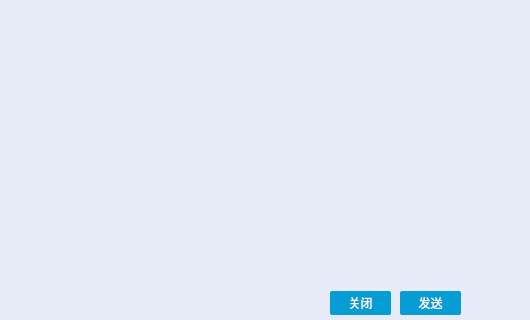
ZhangShurong/Qt_IM, file CV_Client/src/ui/chat.ui: the form before one commit; both pictures show x 0 to 530 and y 269 to 589 of the 629 by 589 pixel window.
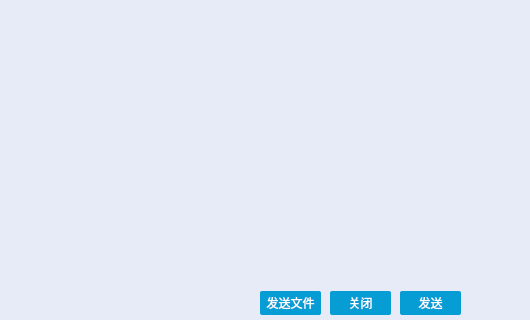
The form after the commit. Icons and pictures are not drawn.

What changed in the file:
```diff
--- a/CV_Client/src/ui/chat.ui
+++ b/CV_Client/src/ui/chat.ui
@@ -181,7 +181,7 @@
       <x>481</x>
       <y>66</y>
       <width>148</width>
-      <height>521</height>
+      <height>511</height>
      </rect>
     </property>
     <property name="styleSheet">
@@ -326,6 +326,35 @@
  background:#E7EAF7;</string>
     </property>
    </widget>
+   <widget class="QPushButton" name="sndFileBtn">
+    <property name="geometry">
+     <rect>
+      <x>260</x>
+      <y>560</y>
+      <width>61</width>
+      <height>24</height>
+     </rect>
+    </property>
+    <property name="font">
+     <font>
+      <family>微软雅黑</family>
+     </font>
+    </property>
+    <property name="styleSheet">
+     <string notr="true">QPushButton{ 
+     background-color: rgb(6,157,213); 
+     border: none;
+     border-radius:2px;
+     color:white;
+}
+QPushButton:hover{ 
+     background-color: rgb(75,202,255);
+}</string>
+    </property>
+    <property name="text">
+     <string>发送文件</string>
+    </property>
+   </widget>
   </widget>
  </widget>
  <resources/>
```
Left out of the diff: 2 changed lines with no effect on the pictures.
